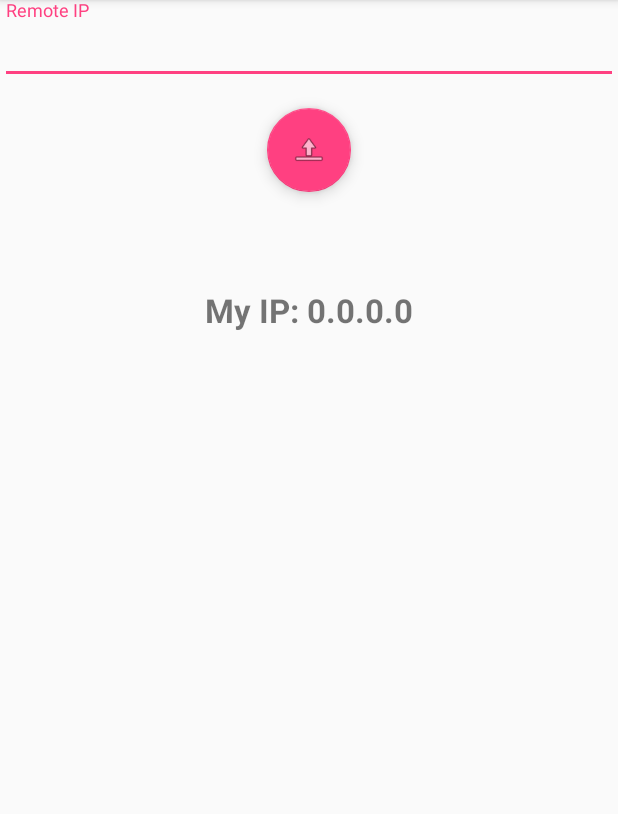
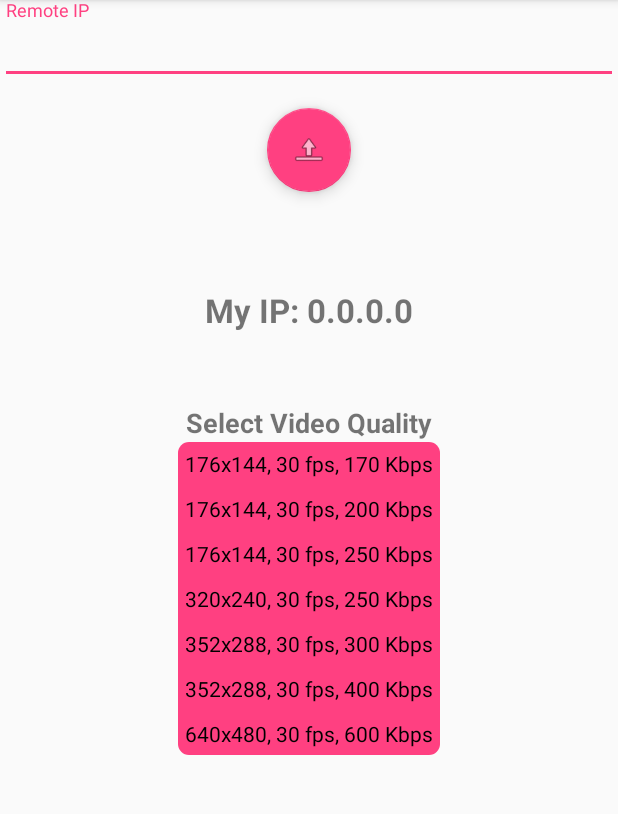
Before and after one commit to varie888/taped, an Android app: the MainActivity screen opened directly, with no data from a screen before it, on a phone screen of 412 x 824 dp, the part 84-898 px from its top. Run offline under Robolectric (Android 15) with nearby library versions, the phone set to English and light mode, and no system bars; 1 statement that could not run was skipped.

Commit message:
video quality addon

```diff
--- a/app/src/main/java/com/taped/taped/ChatActivity.java
+++ b/app/src/main/java/com/taped/taped/ChatActivity.java
@@ -334,6 +334,7 @@ public class ChatActivity extends AppCompatActivity implements View.OnClickListe
                 .setAudioEncoder(SessionBuilder.AUDIO_NONE)
                 .setVideoEncoder(SessionBuilder.VIDEO_H264).build();
 
+
         /*SessionBuilder.getInstance()
                 .setSurfaceView(mSurfaceView)
                 .setPreviewOrientation(90)
@@ -423,7 +424,7 @@ public class ChatActivity extends AppCompatActivity implements View.OnClickListe
     }
 
     private void selectQuality() {
-        String text = "320x240, 30 fps, 250 Kbps";
+        /*String text = "320x240, 30 fps, 250 Kbps";
         Pattern pattern = Pattern.compile("(\\d+)x(\\d+)\\D+(\\d+)\\D+(\\d+)");
         Matcher matcher = pattern.matcher(text);
 
@@ -432,9 +433,15 @@ public class ChatActivity extends AppCompatActivity implements View.OnClickListe
         int height = Integer.parseInt(matcher.group(2));
         int framerate = Integer.parseInt(matcher.group(3));
         int bitrate = Integer.parseInt(matcher.group(4))*1000;
+*/
+        Intent intent = getIntent();
+
+        int width = intent.getIntExtra("Width", 320);
+        int height = intent.getIntExtra("Height", 240);
+        int framerate = intent.getIntExtra("Framerate", 30);
+        int bitrate = intent.getIntExtra("Bitrate", 250000);
 
         mServerSession.setVideoQuality(new VideoQuality(width, height, framerate, bitrate));
-        //Toast.makeText(this, ((RadioButton)findViewById(id)).getText(), Toast.LENGTH_SHORT).show();
 
         Log.d(TAG, "Selected resolution: "+width+"x"+height);
     }
--- a/app/src/main/java/com/taped/taped/MainActivity.java
+++ b/app/src/main/java/com/taped/taped/MainActivity.java
@@ -35,6 +35,8 @@ import android.view.Surface;
 import android.view.TextureView;
 import android.view.View;
 import android.widget.AutoCompleteTextView;
+import android.widget.RadioButton;
+import android.widget.RadioGroup;
 import android.widget.TextView;
 import android.widget.Toast;
 
@@ -43,6 +45,7 @@ import com.taped.communication.ICallCallback;
 import com.taped.communication.IListenCallback;
 import com.taped.utils.MarshMallowPermission;
 import com.taped.utils.Utils;
+import com.taped.utils.VideoParameters;
 
 import java.io.File;
 import java.io.FileNotFoundException;
@@ -53,16 +56,26 @@ import java.nio.ByteBuffer;
 import java.util.ArrayList;
 import java.util.Arrays;
 import java.util.List;
+import java.util.regex.Matcher;
+import java.util.regex.Pattern;
 
-public class MainActivity extends AppCompatActivity {
+public class MainActivity extends AppCompatActivity implements
+        RadioGroup.OnCheckedChangeListener{
 
     private MainActivityListenCallback mListenCB;
     private MainActivityCallCallback mCallCB;
+
+    private RadioGroup mRadioGroup;
+
+    private VideoParameters mVidParams = null;
 
     @Override
     protected void onCreate(Bundle savedInstanceState) {
         super.onCreate(savedInstanceState);
         setContentView(R.layout.activity_main);
+
+        mRadioGroup =  (RadioGroup) findViewById(R.id.radio);
+        mRadioGroup.setOnCheckedChangeListener(this);
 
         Toolbar toolbar = (Toolbar) findViewById(R.id.toolbar);
         setSupportActionBar(toolbar);
@@ -93,6 +106,13 @@ public class MainActivity extends AppCompatActivity {
                 CallCommunicator.call(mCallCB, myip, remoteip);
             }
         });
+
+        selectQuality();
+    }
+
+    @Override
+    public void onCheckedChanged(RadioGroup group, int checkedId) {
+        selectQuality();
     }
 
     public class MainActivityCallCallback implements ICallCallback {
@@ -100,6 +120,10 @@ public class MainActivity extends AppCompatActivity {
         {
             if (approved) {
                 Intent intent = new Intent(MainActivity.this, ChatActivity.class);
+                intent.putExtra("Width", mVidParams.Width);
+                intent.putExtra("Height", mVidParams.Height);
+                intent.putExtra("Framerate", mVidParams.Framerate);
+                intent.putExtra("Bitrate", mVidParams.Bitrate);
                 startActivity(intent);
                 finish();
             }
@@ -121,4 +145,28 @@ public class MainActivity extends AppCompatActivity {
         }
     }
 
+    private void selectQuality() {
+        int id = mRadioGroup.getCheckedRadioButtonId();
+        RadioButton button = (RadioButton) findViewById(id);
+        if (button == null) return;
+
+        String text = button.getText().toString();
+        Pattern pattern = Pattern.compile("(\\d+)x(\\d+)\\D+(\\d+)\\D+(\\d+)");
+        Matcher matcher = pattern.matcher(text);
+
+        matcher.find();
+        int width = Integer.parseInt(matcher.group(1));
+        int height = Integer.parseInt(matcher.group(2));
+        int framerate = Integer.parseInt(matcher.group(3));
+        int bitrate = Integer.parseInt(matcher.group(4))*1000;
+
+        mVidParams = new VideoParameters();
+        mVidParams.Width = width;
+        mVidParams.Height = height;
+        mVidParams.Framerate = framerate;
+        mVidParams.Bitrate = bitrate;
+
+        //mSession.setVideoQuality(new VideoQuality(width, height, framerate, bitrate));
+        Toast.makeText(this, ((RadioButton)findViewById(id)).getText(), Toast.LENGTH_SHORT).show();
+    }
 }
--- /dev/null
+++ b/app/src/main/java/com/taped/utils/VideoParameters.java
@@ -0,0 +1,13 @@
+package com.taped.utils;
+
+/**
+ * Created by varie on 26/03/2018.
+ */
+
+public class VideoParameters
+{
+    public int Width;
+    public int Height;
+    public int Framerate;
+    public int Bitrate;
+}
--- /dev/null
+++ b/app/src/main/res/drawable/bg.xml
@@ -0,0 +1,12 @@
+<?xml version="1.0" encoding="utf-8"?>
+<shape xmlns:android="http://schemas.android.com/apk/res/android"
+    android:shape="rectangle">
+    <corners
+        android:radius="7dp" />
+
+    <solid android:color="#FF4081"/>
+
+    <stroke
+        android:width="1dp"
+        android:color="@android:color/transparent" />
+</shape>
--- a/app/src/main/res/layout/content_main.xml
+++ b/app/src/main/res/layout/content_main.xml
@@ -2,6 +2,7 @@
 <android.support.constraint.ConstraintLayout xmlns:android="http://schemas.android.com/apk/res/android"
     xmlns:app="http://schemas.android.com/apk/res-auto"
     xmlns:tools="http://schemas.android.com/tools"
+    android:id="@+id/main_cont"
     android:layout_width="match_parent"
     android:layout_height="match_parent"
     app:layout_behavior="@string/appbar_scrolling_view_behavior"
@@ -55,6 +56,73 @@
                 android:textSize="22sp"
                 android:textStyle="bold" />
 
+            <TextView
+                android:id="@+id/select_quality_title_id"
+                android:layout_width="wrap_content"
+                android:layout_height="wrap_content"
+                android:layout_gravity="center_horizontal"
+                android:layout_marginTop="48dp"
+                android:text="@string/select_quality_title"
+                android:textSize="18sp"
+                android:textStyle="bold" />
+
+            <RadioGroup
+                android:id="@+id/radio"
+                android:layout_width="wrap_content"
+                android:layout_height="wrap_content"
+                android:layout_gravity="center_horizontal"
+                android:background="@drawable/bg">
+
+                <RadioButton
+                    android:id="@+id/radio1"
+                    style="@style/RadioButton"
+                    android:layout_width="wrap_content"
+                    android:layout_height="wrap_content"
+                    android:text="176x144, 30 fps, 170 Kbps" />
+
+                <RadioButton
+                    android:id="@+id/radio2"
+                    style="@style/RadioButton"
+                    android:layout_width="wrap_content"
+                    android:layout_height="wrap_content"
+                    android:text="176x144, 30 fps, 200 Kbps" />
+
+                <RadioButton
+                    android:id="@+id/radio3"
+                    style="@style/RadioButton"
+                    android:layout_width="wrap_content"
+                    android:layout_height="wrap_content"
+                    android:checked="true"
+                    android:text="176x144, 30 fps, 250 Kbps" />
+
+                <RadioButton
+                    android:id="@+id/radio6"
+                    style="@style/RadioButton"
+                    android:layout_width="wrap_content"
+                    android:layout_height="wrap_content"
+                    android:text="320x240, 30 fps, 250 Kbps" />
+
+                <RadioButton
+                    android:id="@+id/radio7"
+                    style="@style/RadioButton"
+                    android:layout_width="wrap_content"
+                    android:layout_height="wrap_content"
+                    android:text="352x288, 30 fps, 300 Kbps" />
+
+                <RadioButton
+                    android:id="@+id/radio8"
+                    style="@style/RadioButton"
+                    android:layout_width="wrap_content"
+                    android:layout_height="wrap_content"
+                    android:text="352x288, 30 fps, 400 Kbps" />
+
+                <RadioButton
+                    android:id="@+id/radio9"
+                    style="@style/RadioButton"
+                    android:layout_width="wrap_content"
+                    android:layout_height="wrap_content"
+                    android:text="640x480, 30 fps, 600 Kbps" />
+            </RadioGroup>
         </LinearLayout>
     </ScrollView>
 </android.support.constraint.ConstraintLayout>
--- a/app/src/main/res/values/colors.xml
+++ b/app/src/main/res/values/colors.xml
@@ -2,7 +2,7 @@
 <resources>
     <color name="colorPrimary">#FF4081</color>
     <color name="colorPrimaryDark">#d13469</color>
-    <color name="colorAccent">#FF4081</color>
+    <color name="colorAccent">#ff4081</color>
     <!-- Splash Screen theme. -->
     <style name="SplashTheme" parent="Theme.AppCompat.NoActionBar">
         <item name="android:windowBackground">@drawable/ic_launcher_background</item>
--- a/app/src/main/res/values/strings.xml
+++ b/app/src/main/res/values/strings.xml
@@ -20,6 +20,8 @@
     <string name="action_listen">Listen</string>
 
     <string name="myip">My IP: 10.107.107.145</string>
+    <string name="select_quality_title">Select Video Quality</string>
+
 
     <string name="title_activity_call">Call</string>
     <string name="receive_button">Receive</string>
--- a/app/src/main/res/values/styles.xml
+++ b/app/src/main/res/values/styles.xml
@@ -29,4 +29,8 @@
         <item name="android:background">@color/black_overlay</item>
     </style>
 
+    <style xmlns:android="http://schemas.android.com/apk/res/android" name="RadioButton" parent="@android:style/Widget.CompoundButton">
+        <item name="android:button">@null</item>
+        <item name="android:padding">5dp</item>
+    </style>
 </resources>
```
